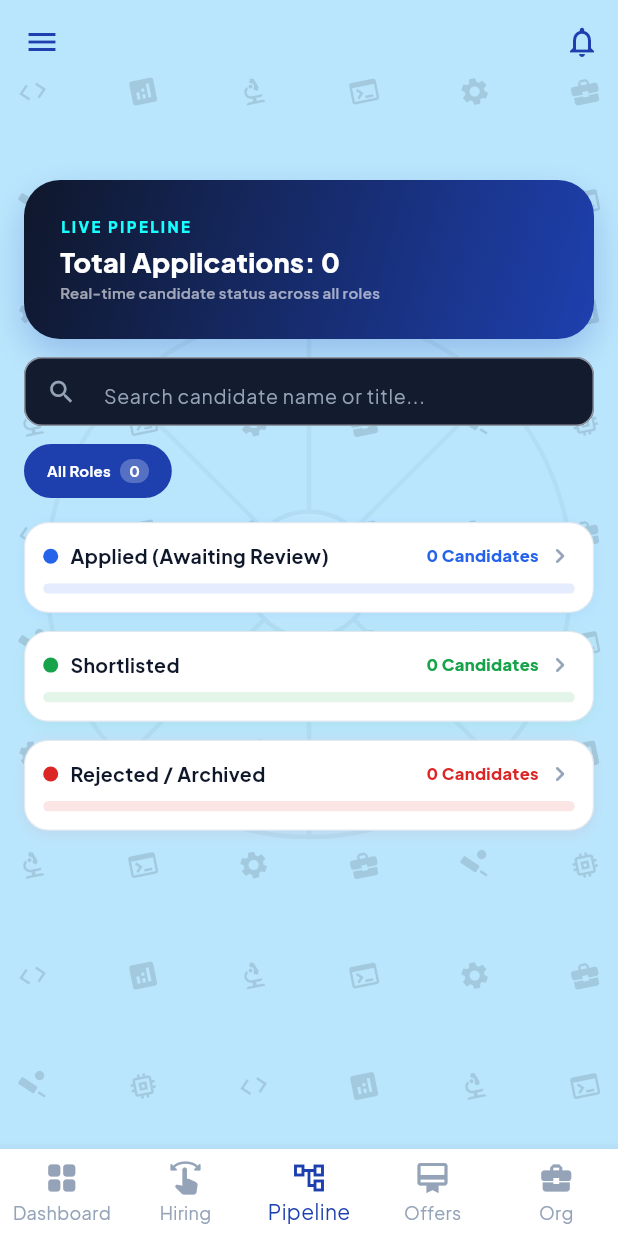
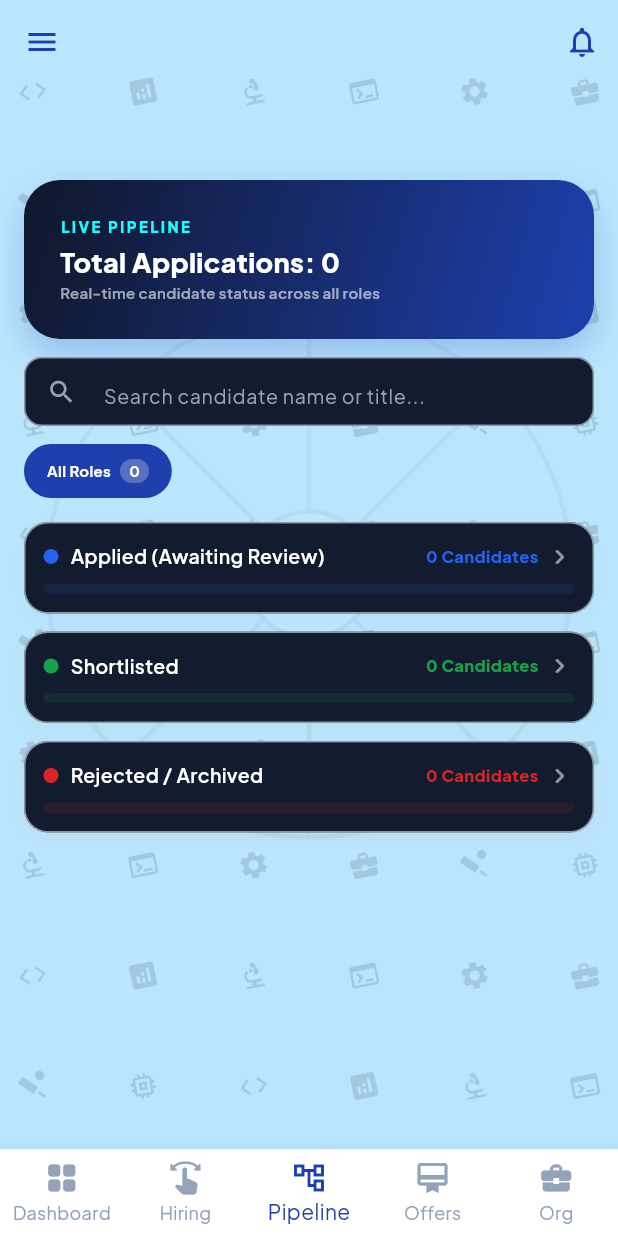
Before and after one commit to Sujithreddy10/pro-recruit-ai, a Flutter app: the RecruiterMasterHub screen opened directly, item 3 of the bottom bar chosen, on a phone screen of 412 x 824 dp. Run offline on Flutter 3.47's test engine with Material 3 defaults, Android fonts, the light colour scheme and no system bars; our stand-ins replace file_picker, flutter_dotenv, google_fonts, share_plus, speech_to_text, supabase_flutter; missing offline and left inert: onesignal_flutter; accounts and stored records are empty.

Commit message:
style(pipeline): unify pipeline stage cards to enterprise dark slate theme

```diff
--- a/lib/features/recruiter/widgets/recruiter_pipeline_cards.dart
+++ b/lib/features/recruiter/widgets/recruiter_pipeline_cards.dart
@@ -62,14 +62,14 @@ class RecruiterPipelineStageCard extends StatelessWidget {
     return Container(
       margin: EdgeInsets.only(bottom: AppSpacing.md),
       decoration: BoxDecoration(
-        color: AppColors.surface,
+        color: const Color(0xFF131B2E),
         borderRadius: AppBorderRadius.medium,
-        border: Border.all(color: AppColors.border, width: 0.8),
+        border: Border.all(color: AppColors.border.withValues(alpha: 0.6), width: 1.0),
         boxShadow: [
           BoxShadow(
-            color: accentColor.withValues(alpha: 0.08),
-            blurRadius: 8,
-            offset: const Offset(0, 2),
+            color: accentColor.withValues(alpha: 0.06),
+            blurRadius: 10,
+            offset: const Offset(0, 3),
           )
         ],
       ),
@@ -98,7 +98,7 @@ class RecruiterPipelineStageCard extends StatelessWidget {
                           ),
                         ),
                         const SizedBox(width: 8),
-                        Text(title, style: AppTypography.bodyMediumBold),
+                        Text(title, style: AppTypography.bodyMediumBold.copyWith(color: Colors.white, fontWeight: FontWeight.w600)),
                       ],
                     ),
                     Row(
@@ -108,7 +108,7 @@ class RecruiterPipelineStageCard extends StatelessWidget {
                           style: AppTypography.bodySmallBold.copyWith(color: accentColor),
                         ),
                         const SizedBox(width: 4),
-                        Icon(Icons.chevron_right_rounded, size: 20, color: AppColors.textMuted),
+                        Icon(Icons.chevron_right_rounded, size: 20, color: Colors.white54),
                       ],
                     ),
                   ],
```
